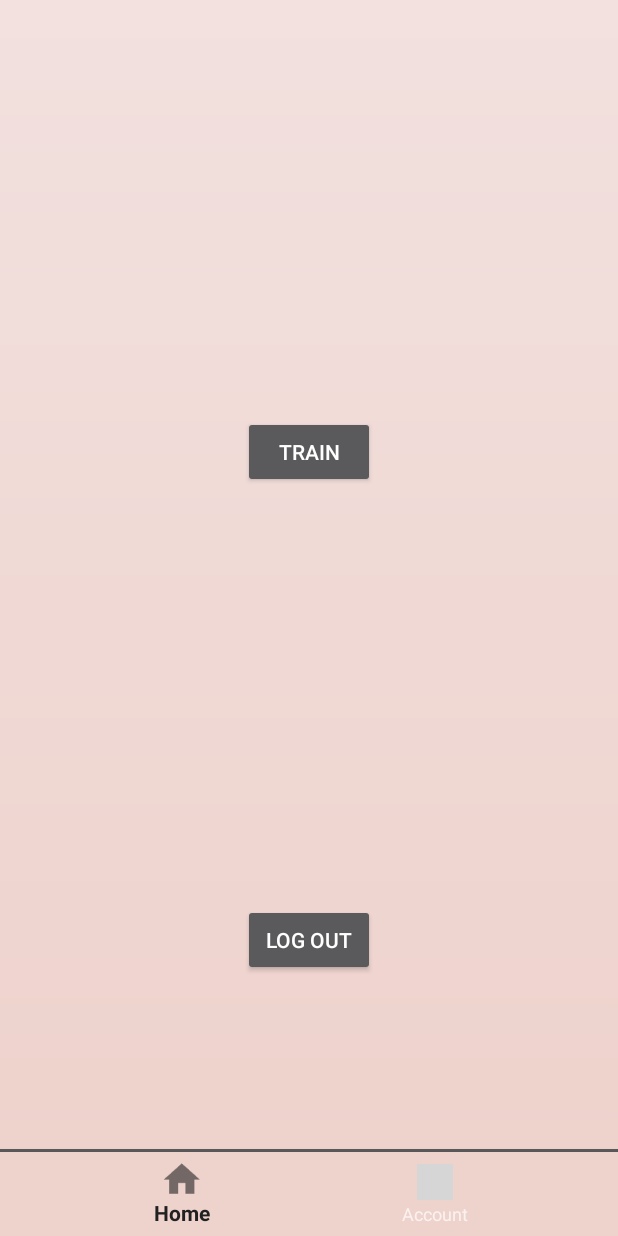
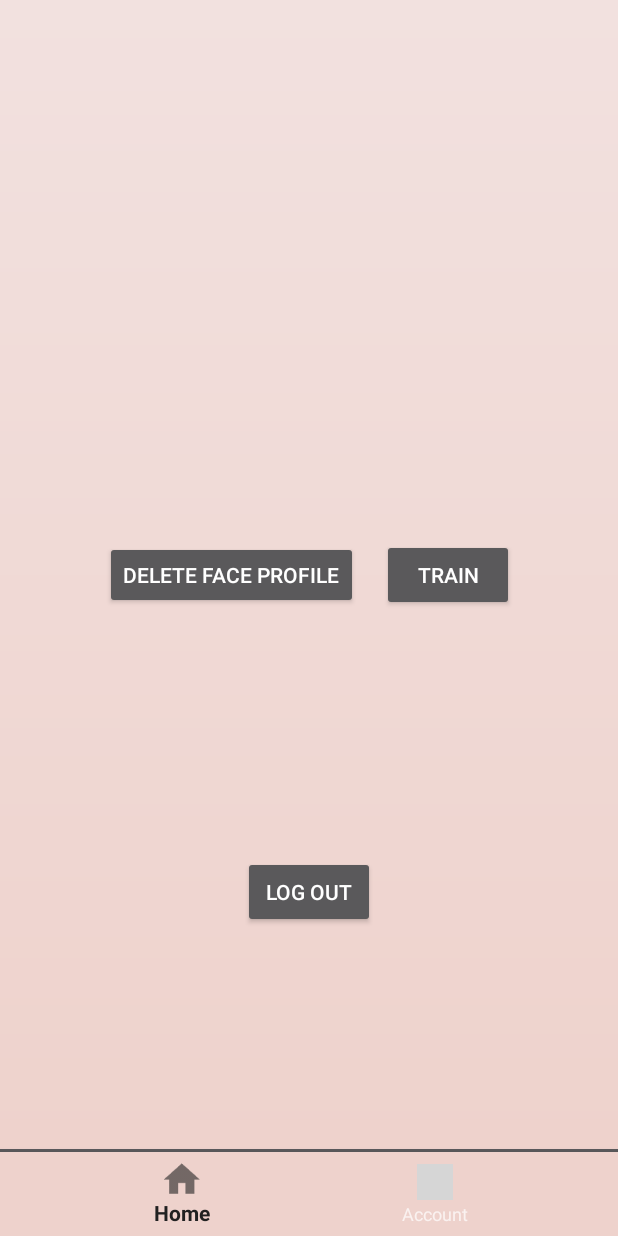
Before and after one commit to aberamseyer/RateMe, an Android app: the fragment ProfileFragment placed in its activity, on a phone screen of 412 x 824 dp. Run offline under Robolectric (Android 15) with nearby library versions, the phone set to English and light mode, and no system bars; our stand-ins replace Firebase (no records; nobody signed in at launch, a user with empty details on screens opened directly); grey boxes are pictures that could not be loaded.

Commit message:
added button for deleting face data for the user

```diff
--- a/app/src/main/java/com/abe/jason/rateme/activity/AsyncCallback.java
+++ b/app/src/main/java/com/abe/jason/rateme/activity/AsyncCallback.java
@@ -8,4 +8,5 @@ package com.abe.jason.rateme.activity;
 
 public interface AsyncCallback {
     void recognizeResponse(String id);
+    void deleteProfileResponse(String id);
 }
--- a/app/src/main/java/com/abe/jason/rateme/activity/ProfileFragment.java
+++ b/app/src/main/java/com/abe/jason/rateme/activity/ProfileFragment.java
@@ -6,10 +6,12 @@ import android.os.Bundle;
 import android.view.LayoutInflater;
 import android.view.View;
 import android.view.ViewGroup;
+import android.widget.Toast;
 
 import com.abe.jason.rateme.R;
+import com.abe.jason.rateme.kairos.delete_face.DeleteFaceProfileRequest;
 
-public class ProfileFragment extends Fragment {
+public class ProfileFragment extends Fragment implements AsyncCallback {
     @Override
     public View onCreateView(LayoutInflater inflater, ViewGroup container, Bundle savedInstanceState) {
 
@@ -27,7 +29,7 @@ public class ProfileFragment extends Fragment {
         });
 
         // camera buttons
-        view.findViewById(R.id.btn_enroll).setOnClickListener(new View.OnClickListener() {
+        view.findViewById(R.id.btn_train).setOnClickListener(new View.OnClickListener() {
             @Override
             public void onClick(View v) {
                 Intent intent = new Intent(getActivity(), FaceTrackerActivity.class);
@@ -35,5 +37,19 @@ public class ProfileFragment extends Fragment {
                 startActivity(intent);
             }
         });
+        view.findViewById(R.id.btn_delete_face_profile).setOnClickListener(new View.OnClickListener() {
+            @Override
+            public void onClick(View v) {
+                new DeleteFaceProfileRequest(getContext(), ProfileFragment.this).execute();
+            }
+        });
+    }
+
+    @Override
+    public void recognizeResponse(String id) { }
+
+    @Override
+    public void deleteProfileResponse(String id) {
+        Toast.makeText(getContext(), "Face profile for user id " + MainActivity.mFireBaseUserId + " deleted", Toast.LENGTH_SHORT).show();
     }
 }
--- a/app/src/main/res/layout/fragment_profile.xml
+++ b/app/src/main/res/layout/fragment_profile.xml
@@ -7,30 +7,54 @@
     android:background="@drawable/gradient_background"
     tools:context="com.abe.jason.rateme.activity.MainActivity">
 
-    <Button
-        android:id="@+id/btn_logout"
-        android:layout_width="wrap_content"
-        android:layout_height="wrap_content"
-        android:layout_marginBottom="115dp"
-        android:layout_marginEnd="8dp"
-        android:layout_marginStart="8dp"
-        android:text="@string/logout"
-        app:layout_constraintBottom_toBottomOf="parent"
-        app:layout_constraintEnd_toEndOf="parent"
-        app:layout_constraintStart_toStartOf="parent" />
-
-    <Button
-        android:id="@+id/btn_enroll"
+    <LinearLayout
+        android:id="@+id/linearLayout"
         android:layout_width="wrap_content"
         android:layout_height="wrap_content"
         android:layout_marginBottom="8dp"
         android:layout_marginEnd="8dp"
         android:layout_marginStart="8dp"
         android:layout_marginTop="8dp"
-        android:text="@string/train"
-        app:layout_constraintBottom_toTopOf="@+id/btn_logout"
+        android:orientation="horizontal"
+        app:layout_constraintBottom_toBottomOf="parent"
         app:layout_constraintEnd_toEndOf="parent"
         app:layout_constraintStart_toStartOf="parent"
-        app:layout_constraintTop_toTopOf="parent" />
+        app:layout_constraintTop_toTopOf="parent">
+
+        <Button
+            android:id="@+id/btn_delete_face_profile"
+            android:layout_width="wrap_content"
+            android:layout_height="45dp"
+            android:layout_marginBottom="8dp"
+            android:layout_marginEnd="8dp"
+            android:layout_marginStart="8dp"
+            android:layout_marginTop="8dp"
+            android:layout_weight="1"
+            android:text="@string/delete_face_profile" />
+
+        <Button
+            android:id="@+id/btn_train"
+            android:layout_width="wrap_content"
+            android:layout_height="wrap_content"
+            android:layout_marginBottom="8dp"
+            android:layout_marginEnd="8dp"
+            android:layout_marginStart="8dp"
+            android:layout_marginTop="8dp"
+            android:layout_weight="1"
+            android:text="@string/train" />
+    </LinearLayout>
+
+    <Button
+        android:id="@+id/btn_logout"
+        android:layout_width="wrap_content"
+        android:layout_height="wrap_content"
+        android:layout_marginEnd="8dp"
+        android:layout_marginStart="8dp"
+        android:layout_marginTop="8dp"
+        android:text="@string/logout"
+        app:layout_constraintBottom_toBottomOf="parent"
+        app:layout_constraintEnd_toEndOf="parent"
+        app:layout_constraintStart_toStartOf="parent"
+        app:layout_constraintTop_toBottomOf="@+id/linearLayout" />
 
 </android.support.constraint.ConstraintLayout>
--- a/app/src/main/res/values/strings.xml
+++ b/app/src/main/res/values/strings.xml
@@ -18,4 +18,5 @@
     <string name="yourrating"><i>Your Rating</i></string>
     <string name="rate_someone">Rate Someone</string>
     <string name="joe_shmoe">Joe Shmoe</string>
+    <string name="delete_face_profile">Delete Face Profile</string>
 </resources>
```
Also changed, not shown: app/src/main/java/com/abe/jason/rateme/activity/FaceTrackerActivity.java (+3 -17 lines), app/src/main/java/com/abe/jason/rateme/kairos/delete_face/DeleteFaceProfileRequest.java (added, +77 -0 lines), app/src/main/java/com/abe/jason/rateme/kairos/delete_face/DeleteFaceProfileResponse.java (added, +29 -0 lines).
